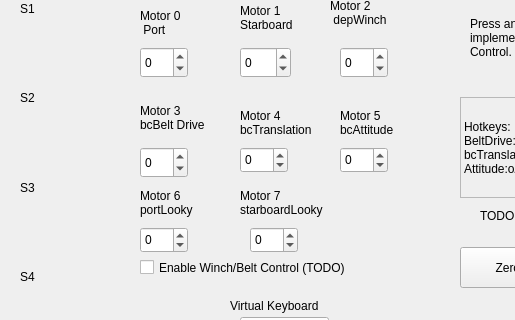
This is client/resource/MyPlugin.ui in CWRUbotix/NASA-RMC-2019 as Qt 5 draws it before an edit; both pictures show x 0 to 515 and y 233 to 553 of the 933 by 677 pixel window. The edited form follows.
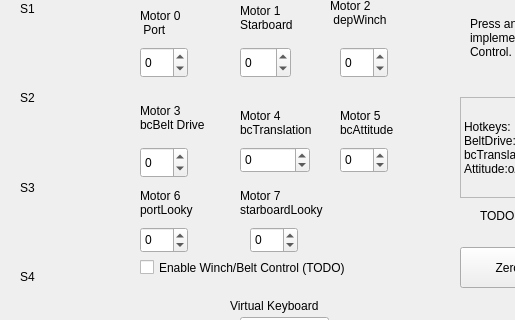
This is the edited form.

What changed in the file:
```diff
--- a/client/resource/MyPlugin.ui
+++ b/client/resource/MyPlugin.ui
@@ -644,7 +644,7 @@
     <rect>
      <x>240</x>
      <y>380</y>
-     <width>48</width>
+     <width>70</width>
      <height>26</height>
     </rect>
    </property>
@@ -652,10 +652,10 @@
     <enum>Qt::NoFocus</enum>
    </property>
    <property name="minimum">
-    <number>-100</number>
+    <number>-999</number>
    </property>
    <property name="maximum">
-    <number>100</number>
+    <number>999</number>
    </property>
   </widget>
   <widget class="QLabel" name="label_13">
```
Left out of the diff: 12 changed lines with no effect on the pictures.
